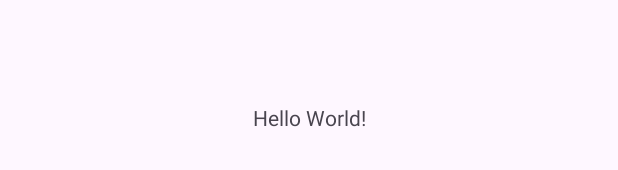
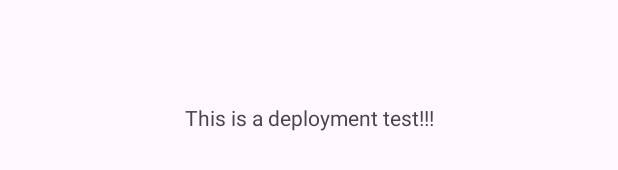
Before and after one commit to DrC0okie/scanalyze, an Android app: the layout activity_main.xml on its own in the app's theme, with its tools: preview values and no code run, on a phone screen of 412 x 824 dp. Shown: the part 501-671 px from the top of the screen. Run offline under Robolectric (Android 15) with nearby library versions, the phone set to English and light mode, and no system bars.

Commit message:
Final deployment test

```diff
--- a/android_app/app/src/main/res/layout/activity_main.xml
+++ b/android_app/app/src/main/res/layout/activity_main.xml
@@ -9,7 +9,7 @@
     <TextView
         android:layout_width="wrap_content"
         android:layout_height="wrap_content"
-        android:text="Hello World!"
+        android:text="This is a deployment test!!!"
         app:layout_constraintBottom_toBottomOf="parent"
         app:layout_constraintEnd_toEndOf="parent"
         app:layout_constraintStart_toStartOf="parent"
```
